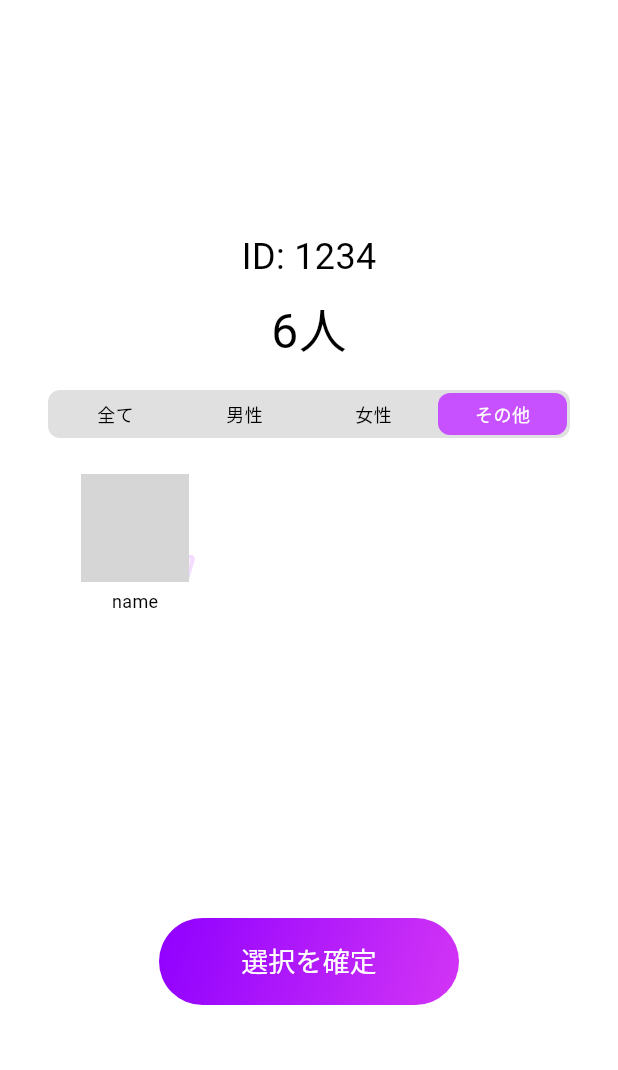
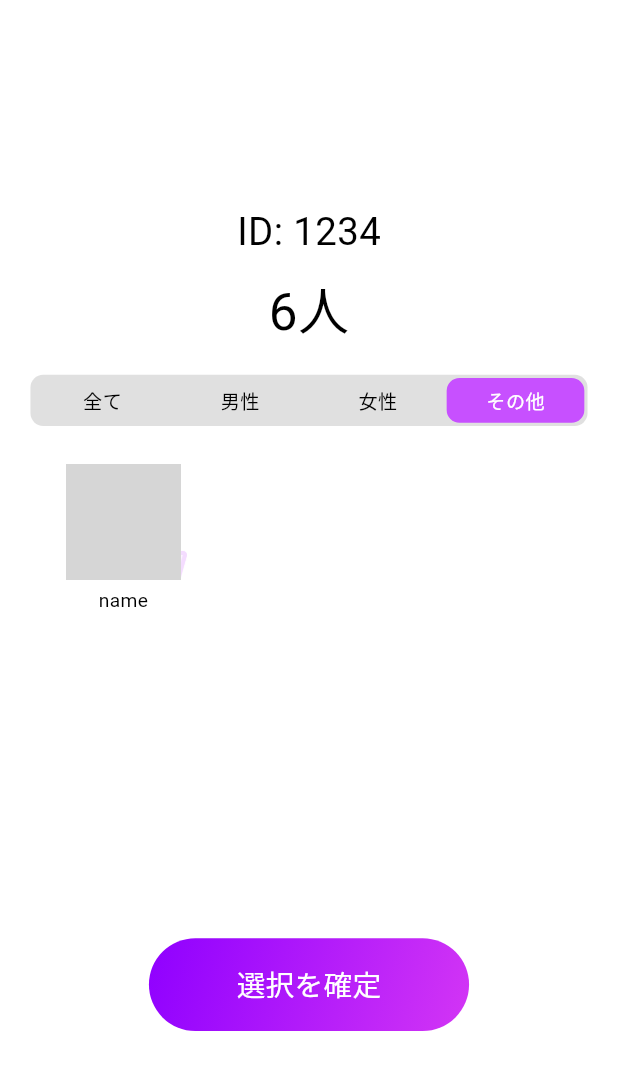
Before and after one commit to sakusaku3939/twelve_hours, a Flutter app: the MemberVotingView screen opened directly, item 4 of the bottom bar chosen, on a phone screen of 412 x 824 dp. Shown: the top 1070 px of the screen. Run offline on Flutter 3.47's test engine with Material 3 defaults, Android fonts, the phone set to English and light mode, and no system bars; drawn by our look-alikes of custom_sliding_segmented_control; our stand-ins replace expandable_page_view, flutter_hooks, flutter_riverpod, freezed_annotation, hooks_riverpod, smooth_page_indicator; network calls fail; grey boxes are pictures that could not be loaded.

Commit message:
端末サイズに応じて自動でWidgetを拡大・縮小する処理追加

```diff
--- /dev/null
+++ b/lib/constant/main_area.dart
@@ -0,0 +1,33 @@
+import 'package:flutter/material.dart';
+import 'global_context.dart';
+
+class MainArea extends StatelessWidget {
+  static const _developerOriginSize = Size(392.7, 759.3);
+
+  static double get height {
+    final logicalPixel = MediaQuery.of(globalContext).size.height;
+    final appBarSize = AppBar().preferredSize.height;
+    final padding = MediaQuery.of(globalContext).padding.top +
+        MediaQuery.of(globalContext).padding.bottom;
+    return logicalPixel - appBarSize - padding;
+  }
+
+  static double get scale {
+    final localSize = MediaQuery.of(globalContext).size;
+    final scaleX = localSize.width / _developerOriginSize.width;
+    final scaleY = localSize.height / _developerOriginSize.height;
+    return (scaleX + scaleY) / 2;
+  }
+
+  const MainArea({super.key, required this.child});
+
+  final Widget child;
+
+  @override
+  Widget build(BuildContext context) {
+    return Transform.scale(
+      scale: scale,
+      child: child,
+    );
+  }
+}
--- a/lib/constant/safe_area_size.dart
+++ /dev/null
@@ -1,12 +0,0 @@
-import 'package:flutter/material.dart';
-import 'global_context.dart';
-
-class SafeAreaSize {
-  static double get height {
-    final logicalPixel = MediaQuery.of(globalContext).size.height;
-    final appBarSize = AppBar().preferredSize.height;
-    final padding = MediaQuery.of(globalContext).padding.top +
-        MediaQuery.of(globalContext).padding.bottom;
-    return logicalPixel - appBarSize - padding;
-  }
-}
--- a/lib/view/member_voting_view.dart
+++ b/lib/view/member_voting_view.dart
@@ -3,6 +3,7 @@ import 'package:flutter/material.dart';
 import 'package:flutter_hooks/flutter_hooks.dart';
 import 'package:hooks_riverpod/hooks_riverpod.dart';
 import 'package:twelve_hours/constant/color_palette.dart';
+import 'package:twelve_hours/constant/main_area.dart';
 import 'package:twelve_hours/view/component/gradient_button.dart';
 import 'package:twelve_hours/view/component/voting_profile_icon.dart';
 import 'package:twelve_hours/viewmodel/member_voting/member_voting_viewmodel.dart';
@@ -15,6 +16,7 @@ class MemberVotingView extends HookConsumerWidget {
     final current = useState(0);
     return Scaffold(
       body: SafeArea(
+        child: MainArea(
           child: Center(
             child: Padding(
               padding: const EdgeInsets.symmetric(horizontal: 32),
@@ -43,32 +45,36 @@ class MemberVotingView extends HookConsumerWidget {
                           "全て",
                           style: TextStyle(
                             fontSize: 12,
-                          color:
-                              current.value == 0 ? Colors.white : Colors.black,
+                            color: current.value == 0
+                                ? Colors.white
+                                : Colors.black,
                           ),
                         ),
                         1: Text(
                           "男性",
                           style: TextStyle(
                             fontSize: 12,
-                          color:
-                              current.value == 1 ? Colors.white : Colors.black,
+                            color: current.value == 1
+                                ? Colors.white
+                                : Colors.black,
                           ),
                         ),
                         2: Text(
                           "女性",
                           style: TextStyle(
                             fontSize: 12,
-                          color:
-                              current.value == 2 ? Colors.white : Colors.black,
+                            color: current.value == 2
+                                ? Colors.white
+                                : Colors.black,
                           ),
                         ),
                         3: Text(
                           "その他",
                           style: TextStyle(
                             fontSize: 12,
-                          color:
-                              current.value == 3 ? Colors.white : Colors.black,
+                            color: current.value == 3
+                                ? Colors.white
+                                : Colors.black,
                           ),
                         ),
                       },
@@ -87,7 +93,9 @@ class MemberVotingView extends HookConsumerWidget {
                       curve: Curves.easeOut,
                       onValueChanged: (v) {
                         current.value = v;
-                      ref.read(memberVotingProvider.notifier).changeGenderTab(v);
+                        ref
+                            .read(memberVotingProvider.notifier)
+                            .changeGenderTab(v);
                       },
                     ),
                   ),
@@ -117,6 +125,7 @@ class MemberVotingView extends HookConsumerWidget {
             ),
           ),
         ),
+      ),
     );
   }
 }
--- a/lib/viewmodel/rounded_sheet/rounded_sheet_viewmodel.dart
+++ b/lib/viewmodel/rounded_sheet/rounded_sheet_viewmodel.dart
@@ -2,7 +2,7 @@ import 'package:flutter/material.dart';
 import 'package:flutter_riverpod/flutter_riverpod.dart';
 
 import 'rounded_sheet_state/rounded_sheet_state.dart';
-import '../../constant/safe_area_size.dart';
+import '../../constant/main_area.dart';
 
 final roundedSheetProvider =
     StateNotifierProvider.autoDispose<RoundedSheetViewModel, RoundedSheetState>(
@@ -31,7 +31,7 @@ class RoundedSheetViewModel extends StateNotifier<RoundedSheetState> {
 
   Future<void> openSheet({required double size}) async {
     await controller.animateTo(
-      size / SafeAreaSize.height + 0.03,
+      size / MainArea.height + 0.03,
       duration: const Duration(milliseconds: 200),
       curve: Curves.ease,
     );
```
Lines whose indentation alone changed are shown as unchanged.
